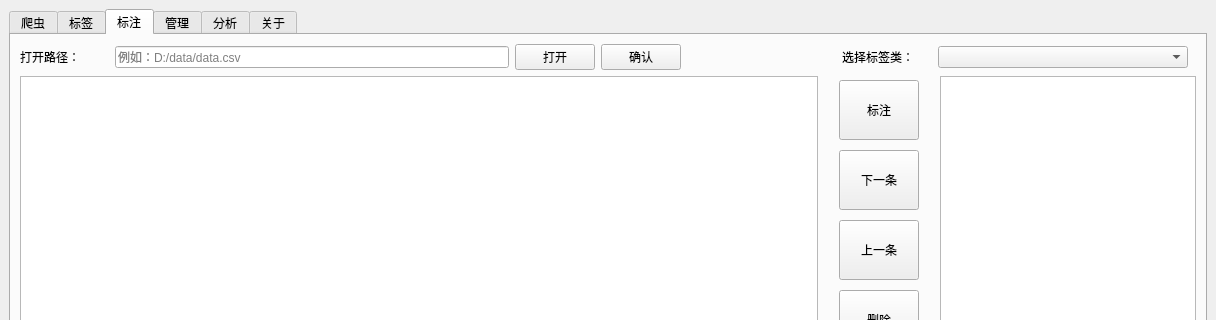
Before: the Qt Designer form code/MainUI.ui in Group-9-homwork/HomeWork, drawn with Qt 5; both pictures show x 0 to 1216 and y 0 to 320 of the 1216 by 665 pixel window.
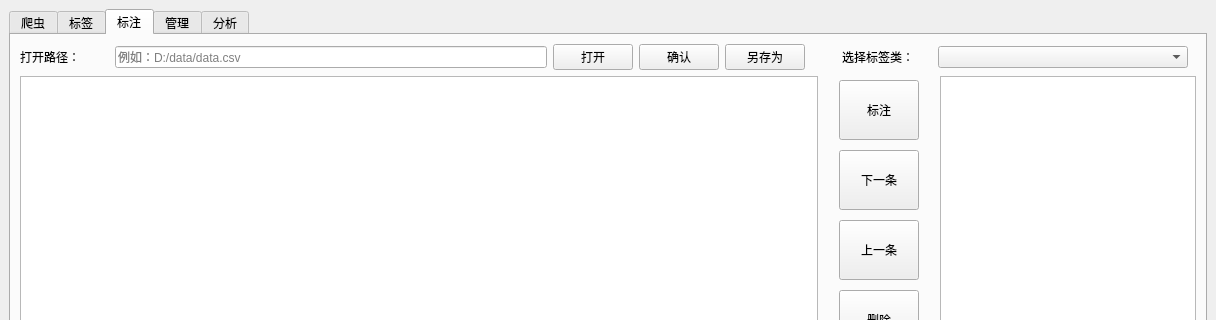
After: the same form once the commit is applied. The open tabs and pages were chosen to show the change.

Diff of the .ui file:
```diff
--- a/code/MainUI.ui
+++ b/code/MainUI.ui
@@ -355,6 +355,13 @@
               </property>
              </widget>
             </item>
+            <item>
+             <widget class="QPushButton" name="remark_pB_save2">
+              <property name="text">
+               <string>另存为</string>
+              </property>
+             </widget>
+            </item>
             <item>
              <spacer name="horizontalSpacer">
               <property name="orientation">
@@ -365,7 +372,7 @@
               </property>
               <property name="sizeHint" stdset="0">
                <size>
-                <width>155</width>
+                <width>31</width>
                 <height>20</height>
                </size>
               </property>
@@ -1121,11 +1128,6 @@
         </item>
        </layout>
       </widget>
-      <widget class="QWidget" name="about">
-       <attribute name="title">
-        <string>关于</string>
-       </attribute>
-      </widget>
      </widget>
     </item>
    </layout>
```
Left out of the diff: 8 changed lines with no effect on the pictures.
